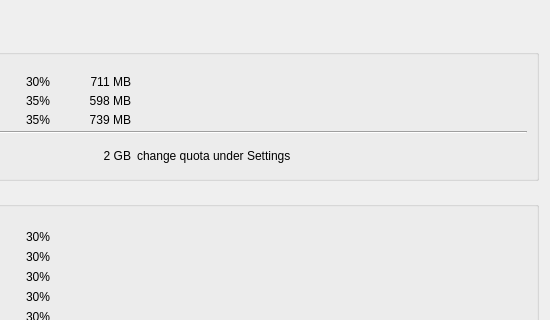
The window that src/gui/overview_form.ui (stepping-stone/sepiola) describes before a commit, drawn with Qt 5; both pictures show x 175 to 725 and y 0 to 320 of the 725 by 568 pixel window.
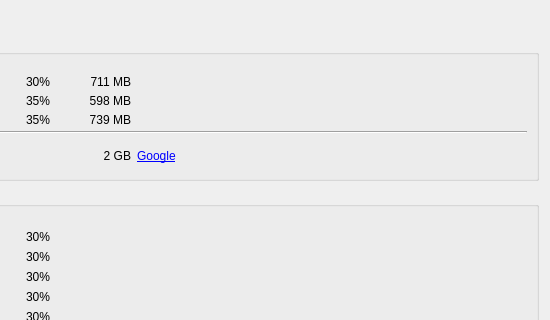
The same window after the commit.

Commit message: Added capability of showing a link to a site for modifying quota-size (hyperlink on overview-panel), configured by two values in config file

Patch:
```diff
--- a/src/gui/overview_form.ui
+++ b/src/gui/overview_form.ui
@@ -263,10 +263,10 @@
           </property>
          </widget>
         </item>
-        <item row="4" column="4" >
-         <widget class="QLabel" name="labelInfoChangeQuota" >
-          <property name="text" >
-           <string>change quota under Settings</string>
+        <item row="4" column="4">
+         <widget class="QLabel" name="labelInfoChangeQuota">
+          <property name="text">
+           <string>&lt;a href=&quot;http://www.google.ch&quot; target=&quot;_blank&quot;&gt;Google&lt;/a&gt;</string>
           </property>
          </widget>
         </item>
```
Left out of the diff: 457 changed lines with no effect on the pictures. The commit also changes 4 other files.
